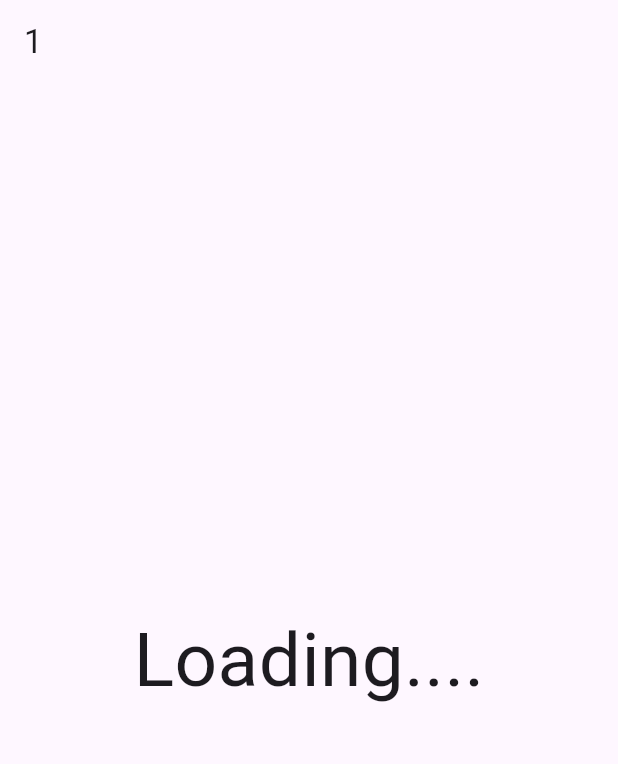
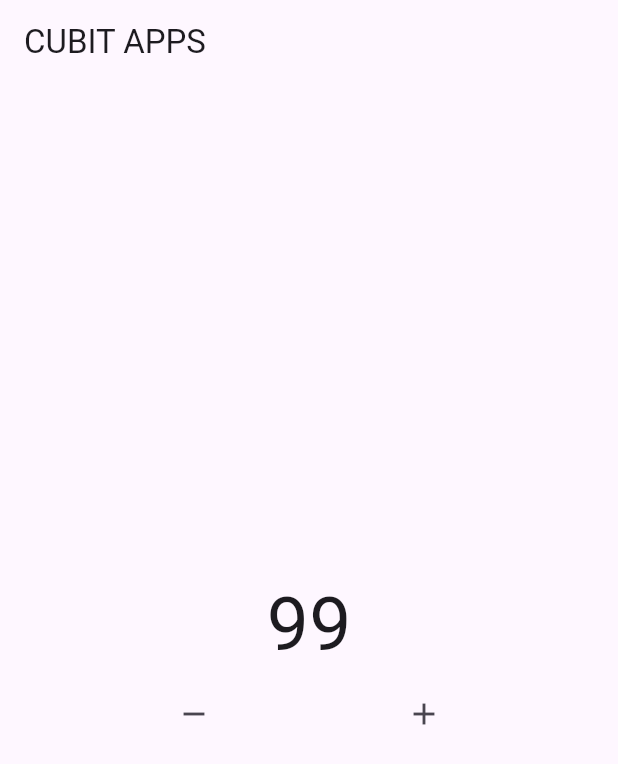
Before and after one commit to adnfutuh/bloc, a Flutter app: the first screen one second after launch, on a phone screen of 412 x 824 dp. Shown: the top 764 px of the screen. Run offline on Flutter 3.47's test engine with Material 3 defaults, Android fonts, the phone set to English and light mode, and no system bars; our stand-ins replace bloc.

Commit message:
Basic Cubit

```diff
--- a/lib/main.dart
+++ b/lib/main.dart
@@ -1,4 +1,5 @@
 import 'package:flutter/material.dart';
+import 'package:bloc/bloc.dart';
 
 void main() {
   runApp(const MyApp());
@@ -9,48 +10,67 @@ class MyApp extends StatelessWidget {
 
   @override
   Widget build(BuildContext context) {
-    return const MaterialApp(home: HomePage());
+    return MaterialApp(
+      debugShowCheckedModeBanner: false,
+      home: HomePage(),
+    );
+  }
+}
+
+class CounterCubit extends Cubit<int> {
+  CounterCubit({this.inisialData = 0}) : super(inisialData);
+  int inisialData;
+
+  void kurangData() {
+    emit(state - 1);
+  }
+
+  void tambahData() {
+    emit(state + 1);
   }
 }
 
 class HomePage extends StatelessWidget {
-  const HomePage({super.key});
-  Stream<int> countStream() async* {
-    for (int i = 1; i <= 10; i++) {
-      await Future.delayed(const Duration(seconds: 1));
-      yield i;
-    }
-  }
+  CounterCubit myCounter = CounterCubit(inisialData: 99);
 
   @override
   Widget build(BuildContext context) {
     return Scaffold(
       appBar: AppBar(
-        title: const Text('1'),
+        title: const Text("CUBIT APPS"),
       ),
-      body: StreamBuilder(
-        stream: countStream(),
-        builder: (context, snapshot) {
-          if (snapshot.connectionState == ConnectionState.waiting) {
-            return const Center(
-              child: Text(
-                'Loading....',
-                style: TextStyle(
-                  fontSize: 50,
-                ),
+      body: Column(
+        mainAxisAlignment: MainAxisAlignment.center,
+        children: [
+          StreamBuilder(
+              initialData: myCounter.inisialData,
+              stream: myCounter.stream,
+              builder: (context, snapshot) {
+                return Center(
+                  child: Text(
+                    '${snapshot.data}',
+                    style: const TextStyle(fontSize: 50),
+                  ),
+                );
+              }),
+          Row(
+            mainAxisAlignment: MainAxisAlignment.spaceEvenly,
+            children: [
+              IconButton(
+                onPressed: () {
+                  myCounter.kurangData();
+                },
+                icon: const Icon(Icons.remove),
               ),
-            );
-          } else {
-            return Center(
-              child: Text(
-                '${snapshot.data}',
-                style: const TextStyle(
-                  fontSize: 50,
-                ),
+              IconButton(
+                onPressed: () {
+                  myCounter.tambahData();
+                },
+                icon: const Icon(Icons.add),
               ),
-            );
-          }
-        },
+            ],
+          )
+        ],
       ),
     );
   }
```
Also changed, not shown: pubspec.yaml (+4 -4 lines), 1 other file.
